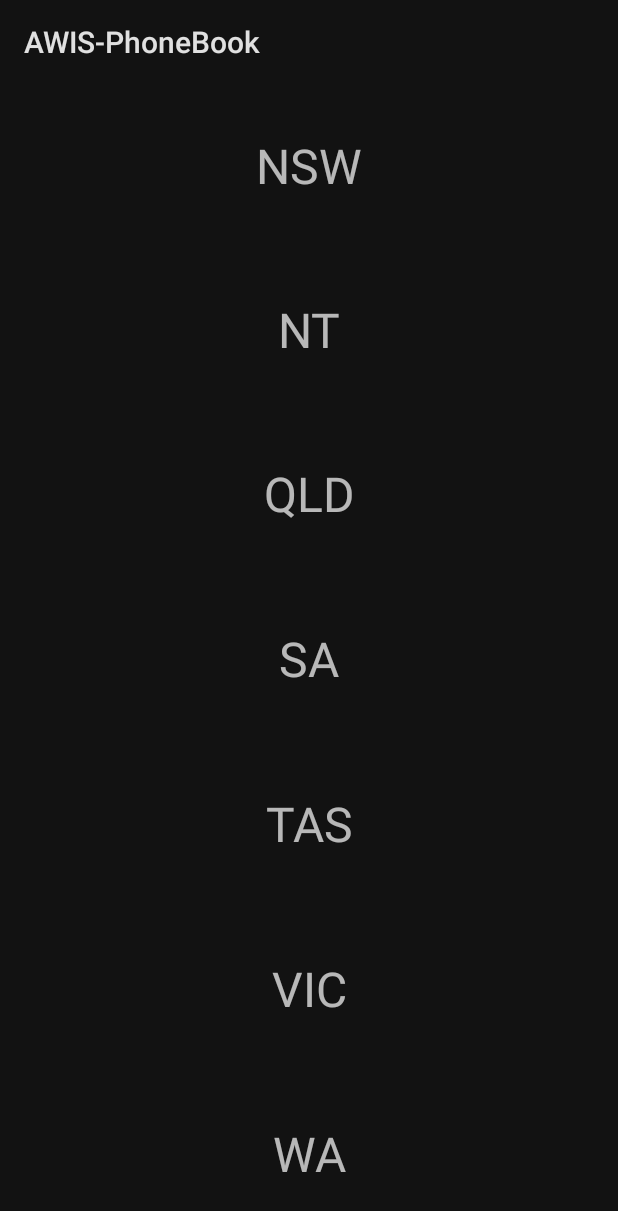
After one commit to Goochy12/AWIS-PhoneBook, an Android app: the fragment StatesFragment shown on its own in the app's theme, on a phone screen of 412 x 824 dp. The commit adds this screen. Shown: the top 1211 px of the screen. Run offline under Robolectric (Android 15) with nearby library versions, the phone set to English and light mode, and no system bars.

Commit message:
implement static list view and dark mode

```diff
--- a/src/app/build.gradle
+++ b/src/app/build.gradle
@@ -42,6 +42,6 @@ dependencies {
     testImplementation 'junit:junit:4.13.2'
     androidTestImplementation 'androidx.test.ext:junit:1.1.5'
     androidTestImplementation 'androidx.test.espresso:espresso-core:3.5.1'
-
+    implementation 'com.google.android.flexbox:flexbox:3.0.0'
     implementation "androidx.fragment:fragment-ktx:$fragment_version"
 }
--- a/src/app/src/main/java/com/liamgooch/awis_phonebook/MainActivity.kt
+++ b/src/app/src/main/java/com/liamgooch/awis_phonebook/MainActivity.kt
@@ -2,6 +2,8 @@ package com.liamgooch.awis_phonebook
 
 import androidx.appcompat.app.AppCompatActivity
 import android.os.Bundle
+import androidx.appcompat.app.AppCompatDelegate
+import androidx.appcompat.app.AppCompatDelegate.MODE_NIGHT_YES
 import androidx.fragment.app.add
 import androidx.fragment.app.commit
 import org.json.JSONArray
@@ -12,6 +14,7 @@ class MainActivity : AppCompatActivity() {
     override fun onCreate(savedInstanceState: Bundle?) {
         super.onCreate(savedInstanceState)
         setContentView(R.layout.activity_main)
+        AppCompatDelegate.setDefaultNightMode(MODE_NIGHT_YES)
 
         if (savedInstanceState == null){
             supportFragmentManager.commit {
--- /dev/null
+++ b/src/app/src/main/java/com/liamgooch/awis_phonebook/StatesFragment.kt
@@ -0,0 +1,6 @@
+package com.liamgooch.awis_phonebook
+
+import androidx.fragment.app.Fragment
+
+class StatesFragment : Fragment(R.layout.state_fragment) {
+}
--- a/src/app/src/main/res/layout/recyc_frag.xml
+++ b/src/app/src/main/res/layout/recyc_frag.xml
@@ -12,5 +12,5 @@
         app:layout_constraintBottom_toBottomOf="parent"
         app:layout_constraintEnd_toEndOf="parent"
         app:layout_constraintStart_toStartOf="parent"
-        app:layout_constraintTop_toTopOf="parent" />
+        app:layout_constraintTop_toTopOf="parent"/>
 </androidx.constraintlayout.widget.ConstraintLayout>
--- /dev/null
+++ b/src/app/src/main/res/layout/state_fragment.xml
@@ -0,0 +1,81 @@
+<?xml version="1.0" encoding="utf-8"?>
+<androidx.constraintlayout.widget.ConstraintLayout xmlns:android="http://schemas.android.com/apk/res/android"
+    xmlns:app="http://schemas.android.com/apk/res-auto"
+    xmlns:tools="http://schemas.android.com/tools"
+    android:layout_width="match_parent"
+    android:layout_height="match_parent">
+
+    <LinearLayout
+        android:layout_width="match_parent"
+        android:layout_height="match_parent"
+        android:orientation="vertical"
+        app:layout_constraintBottom_toBottomOf="parent"
+        app:layout_constraintEnd_toEndOf="parent"
+        app:layout_constraintStart_toStartOf="parent"
+        app:layout_constraintTop_toTopOf="parent">
+
+
+        <TextView
+            android:id="@+id/state_nsw_textview"
+            android:layout_width="match_parent"
+            android:layout_height="wrap_content"
+            android:layout_weight="1"
+            android:textSize="32sp"
+            android:gravity="center"
+            android:text="@string/state_nsw" />
+
+        <TextView
+            android:id="@+id/state_nt_textview"
+            android:layout_width="match_parent"
+            android:layout_height="wrap_content"
+            android:layout_weight="1"
+            android:textSize="32sp"
+            android:gravity="center"
+            android:text="@string/state_nt" />
+
+        <TextView
+            android:id="@+id/state_qld_textview"
+            android:layout_width="match_parent"
+            android:layout_height="wrap_content"
+            android:layout_weight="1"
+            android:textSize="32sp"
+            android:gravity="center"
+            android:text="@string/state_qld" />
+
+        <TextView
+            android:id="@+id/state_sa_textview"
+            android:layout_width="match_parent"
+            android:layout_height="wrap_content"
+            android:layout_weight="1"
+            android:textSize="32sp"
+            android:gravity="center"
+            android:text="@string/state_sa" />
+
+        <TextView
+            android:id="@+id/state_tas_textview"
+            android:layout_width="match_parent"
+            android:layout_height="wrap_content"
+            android:layout_weight="1"
+            android:textSize="32sp"
+            android:gravity="center"
+            android:text="@string/state_tas" />
+
+        <TextView
+            android:id="@+id/state_vic_textview"
+            android:layout_width="match_parent"
+            android:layout_height="wrap_content"
+            android:layout_weight="1"
+            android:textSize="32sp"
+            android:gravity="center"
+            android:text="@string/state_vic" />
+
+        <TextView
+            android:id="@+id/state_wa_textview"
+            android:layout_width="match_parent"
+            android:layout_height="wrap_content"
+            android:layout_weight="1"
+            android:textSize="32sp"
+            android:gravity="center"
+            android:text="@string/state_wa" />
+    </LinearLayout>
+</androidx.constraintlayout.widget.ConstraintLayout>
--- a/src/app/src/main/res/layout/state_row_item.xml
+++ b/src/app/src/main/res/layout/state_row_item.xml
@@ -9,7 +9,7 @@
         android:id="@+id/stateTextView"
         android:layout_width="wrap_content"
         android:layout_height="wrap_content"
-        android:layout_margin="8dp"
+        android:layout_margin="20dp"
         android:text=""
         android:textSize="34sp"
         app:layout_constraintBottom_toBottomOf="parent"
--- a/src/app/src/main/res/values/strings.xml
+++ b/src/app/src/main/res/values/strings.xml
@@ -1,4 +1,12 @@
 <resources>
     <string name="app_name">AWIS-PhoneBook</string>
     <string name="preference_phonebook_key">national.json</string>
+    <string name="state_act">ACT</string>
+    <string name="state_nsw">NSW</string>
+    <string name="state_nt">NT</string>
+    <string name="state_qld">QLD</string>
+    <string name="state_sa">SA</string>
+    <string name="state_tas">TAS</string>
+    <string name="state_vic">VIC</string>
+    <string name="state_wa">WA</string>
 </resources>
```
Also changed, not shown: src/app/src/main/java/com/liamgooch/awis_phonebook/CustomAdapter.kt (+13 -0 lines), src/app/src/main/java/com/liamgooch/awis_phonebook/RecycFragment.kt (+12 -1 lines).
